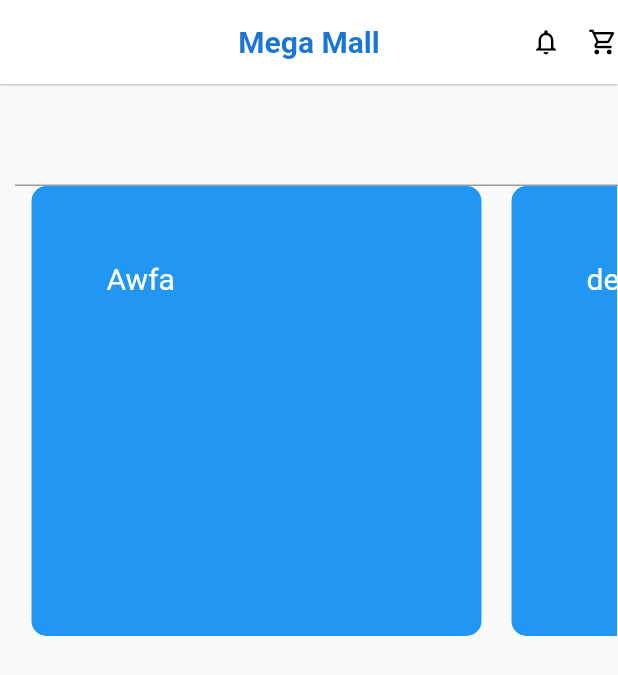
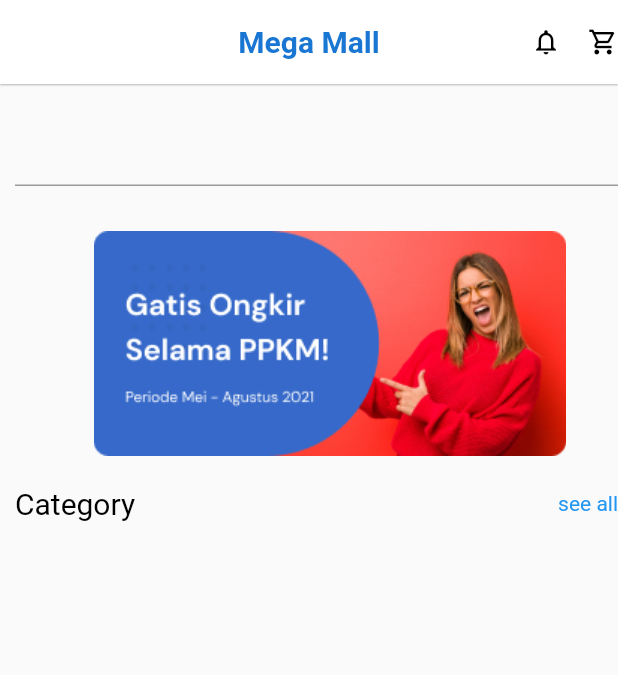
Before and after one commit to turvec/megashop_App, a Flutter app: the screen it shows after launch, on a phone screen of 412 x 824 dp. Shown: the top 675 px of the screen. Run offline on Flutter 3.47's test engine with Material 2 defaults, Android fonts, the phone set to English and light mode, and no system bars.

```diff
--- a/lib/pages/dashboard.dart
+++ b/lib/pages/dashboard.dart
@@ -81,40 +81,49 @@ class _DashboardState extends State<Dashboard> {
         body: SingleChildScrollView(
           child: Padding(
             padding: EdgeInsets.only(left: 10, top: 20),
-            child: Column(
-              children: [
-                Form(child: TextFormField()),
-                Container(
-                  width: 400,
-                  height: 300,
+            child:
+                Column(crossAxisAlignment: CrossAxisAlignment.start, children: [
+              Form(child: TextFormField()),
+              SizedBox(
+                height: 30,
+              ),
+              Container(
+                  width: 450,
+                  height: 150,
                   child: ListView(
                     scrollDirection: Axis.horizontal,
                     children: [
-                      ListContainer('Awfa'),
-                      ListContainer('dey'),
-                      ListContainer('you sure'),
-                      ListContainer('I sure na'),
-                      ListContainer('Ok na'),
+                      ListContainer('assets/images/carousel-1.png'),
+                      ListContainer('assets/images/blue-bg-cable.png'),
+                      ListContainer('assets/images/green-bg-cable.png'),
                     ],
-                  )
-                ),
-                Row()
+              )),
+              SizedBox(height: 20,),
+              Row(
+                mainAxisAlignment: MainAxisAlignment.spaceBetween,
+                children: [
+                  Text('Category', style: TextStyle(color: Colors.black, fontSize: 20)),
+                  Text('see all', style: TextStyle(color: Colors.blue,))
+                ],
+              )
             ]),
           ),
         ));
   }
 }
 
-Container ListContainer(String title){
+Container ListContainer(String imageName) {
   return Container(
-    height: 200,
-    width: 300,
+    height: 150,
+    width: 400,
     padding: EdgeInsets.all(50),
     margin: EdgeInsets.symmetric(horizontal: 10),
     decoration: BoxDecoration(
-      color: Colors.blue,
-      borderRadius: BorderRadius.circular(10)
+        borderRadius: BorderRadius.circular(10),
+        image: DecorationImage(
+          image: AssetImage(imageName),
+          fit: BoxFit.contain
+        )
     ),
-    child: Text(title, style: TextStyle(color: Colors.white, fontSize: 20),),
   );
 }
--- a/pubspec.yaml
+++ b/pubspec.yaml
@@ -58,9 +58,8 @@ flutter:
   uses-material-design: true
 
   # To add assets to your application, add an assets section, like this:
-  # assets:
-  #   - images/a_dot_burr.jpeg
-  #   - images/a_dot_ham.jpeg
+  assets:
+    - assets/images/
 
   # An image asset can refer to one or more resolution-specific "variants", see
   # https://flutter.dev/assets-and-images/#resolution-aware.
```
Also changed, not shown: assets/images/blue-bg-cable.png (added), assets/images/carousel-1.png (added), assets/images/green-bg-cable.png (added).
